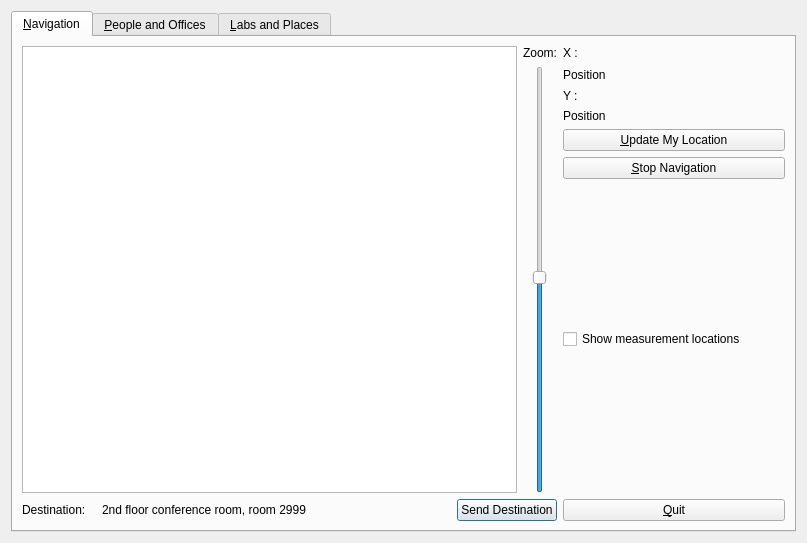
jedivind/gtaiad, file tool_suite/navigator/main_dialog.ui: the form before one commit.
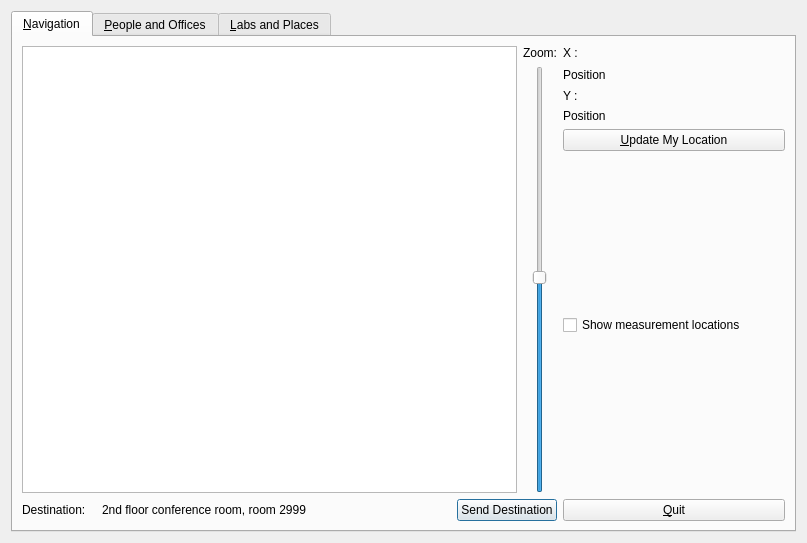
The form after the commit.

What changed in the file:
```diff
--- a/tool_suite/navigator/main_dialog.ui
+++ b/tool_suite/navigator/main_dialog.ui
@@ -140,13 +140,6 @@
            </property>
           </widget>
          </item>
-         <item>
-          <widget class="QPushButton" name="stop_navigation_button">
-           <property name="text">
-            <string>&amp;Stop Navigation</string>
-           </property>
-          </widget>
-         </item>
          <item>
           <spacer name="verticalSpacer_2">
            <property name="orientation">
```
Left out of the diff: 20 changed lines with no effect on the pictures.
